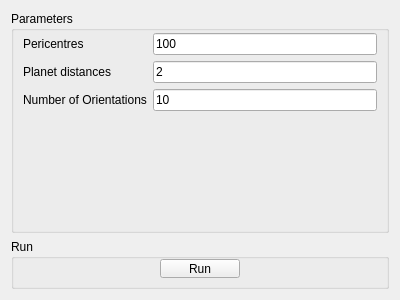
This is disruption-of-planetary-systems/_interface/inc/DPSInterfaceView.ui in robertapplin/Disruption-Of-Planetary-Systems as Qt 5 draws it before an edit. The edited form follows.
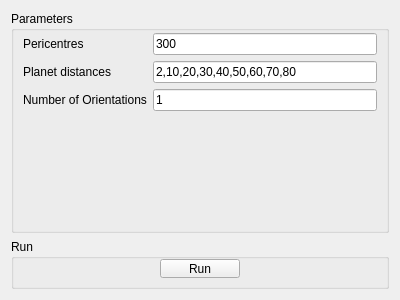
This is the edited form.

The edit to the form file:
```diff
--- a/disruption-of-planetary-systems/_interface/inc/DPSInterfaceView.ui
+++ b/disruption-of-planetary-systems/_interface/inc/DPSInterfaceView.ui
@@ -33,7 +33,7 @@
       <item row="0" column="1">
        <widget class="QLineEdit" name="lePericentres">
         <property name="text">
-         <string>100</string>
+         <string>300</string>
         </property>
        </widget>
       </item>
@@ -47,7 +47,7 @@
       <item row="2" column="1">
        <widget class="QLineEdit" name="leNumberOrientations">
         <property name="text">
-         <string>10</string>
+         <string>1</string>
         </property>
        </widget>
       </item>
@@ -61,7 +61,7 @@
       <item row="1" column="1">
        <widget class="QLineEdit" name="lePlanetDistances">
         <property name="text">
-         <string>2</string>
+         <string>2,10,20,30,40,50,60,70,80</string>
         </property>
        </widget>
       </item>
```
